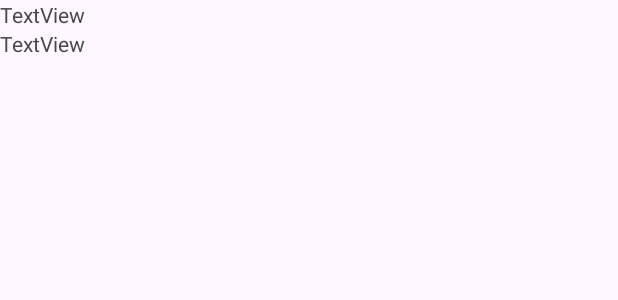
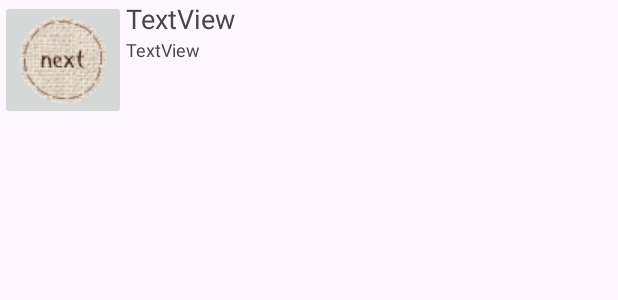
Before and after one commit to KakizakiHayate/Jec-RSSReader, an Android app: the layout row_item.xml on its own in the app's theme, with its tools: preview values and no code run, on a phone screen of 412 x 824 dp. Shown: the top 300 px of the screen. Run offline under Robolectric (Android 15) with nearby library versions, the phone set to English and light mode, and no system bars.

Commit message:
アプリのデザイン変更と、画像の追加

```diff
--- a/app/src/main/res/layout/row_item.xml
+++ b/app/src/main/res/layout/row_item.xml
@@ -1,18 +1,37 @@
 <?xml version="1.0" encoding="utf-8"?>
 <LinearLayout xmlns:android="http://schemas.android.com/apk/res/android"
+    xmlns:app="http://schemas.android.com/apk/res-auto"
     android:layout_width="match_parent"
+    android:layout_height="match_parent">
+
+    <ImageButton
+        android:id="@+id/imageButton"
+        android:layout_width="wrap_content"
+        android:layout_height="wrap_content"
+        android:src="@drawable/bu_fabric01_03next"
+        />
+
+    <LinearLayout
+        android:layout_width="0dp"
         android:layout_height="match_parent"
-    android:orientation="vertical">
+        android:orientation="vertical"
+        android:layout_weight="1"
+        >
 
         <TextView
             android:id="@+id/txtTitle"
             android:layout_width="match_parent"
             android:layout_height="wrap_content"
-        android:text="TextView" />
+            android:text="TextView"
+            android:textSize="18sp"
+            />
 
         <TextView
             android:id="@+id/txtLink"
             android:layout_width="match_parent"
             android:layout_height="wrap_content"
-        android:text="TextView" />
+            android:text="TextView"
+            android:textSize="12sp"/>
     </LinearLayout>
+
+</LinearLayout>
```
Also changed, not shown: app/src/main/res/layout/activity_main.xml (+17 -3 lines), app/src/main/res/drawable/bu_fabric01_03base.png (added), app/src/main/res/drawable/bu_fabric01_03next.png (added), app/src/main/res/drawable/bu_fabric01_04next.png (added), app/src/main/res/drawable/icon_pushpin02_38.png (added), app/src/main/res/drawable/line_himo01_s04.png (added). Lines whose indentation alone changed are shown as unchanged.
